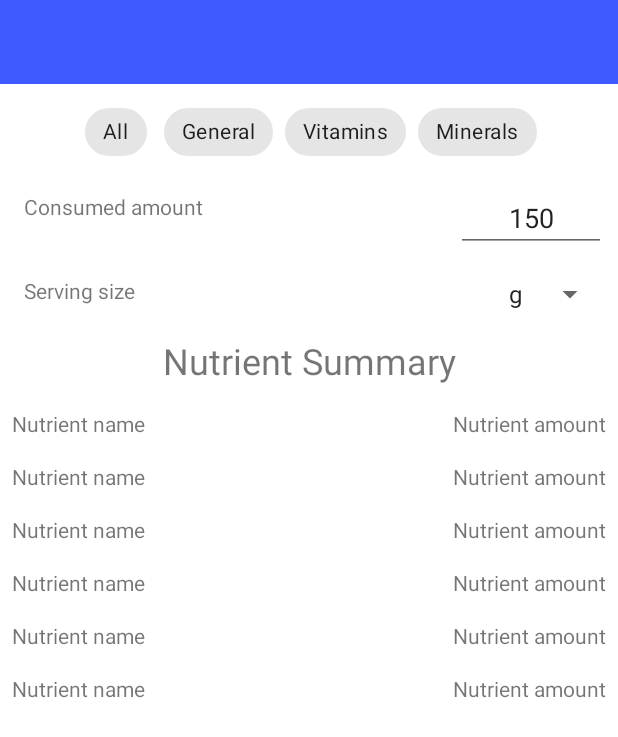
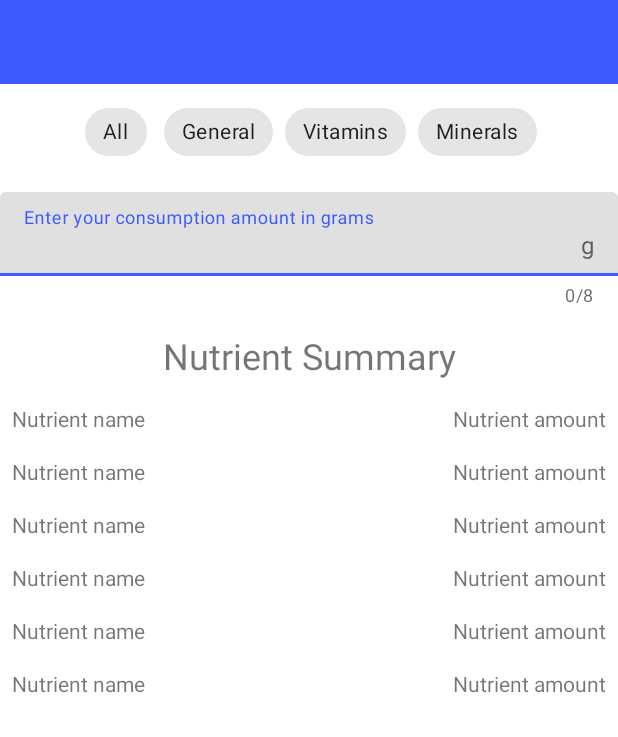
Before and after one commit to prekogdevs/lightweight, an Android app: the layout fragment_details.xml on its own in the app's theme, with its tools: preview values and no code run, on a phone screen of 412 x 824 dp. Shown: the top 737 px of the screen. Run offline under Robolectric (Android 15) with nearby library versions, the phone set to English and light mode, and no system bars.

Commit message:
Update Consumption amount layout in DetailsFragment

```diff
--- a/app/src/main/java/com/android/project/lightweight/ui/fragment/SearchFragment.kt
+++ b/app/src/main/java/com/android/project/lightweight/ui/fragment/SearchFragment.kt
@@ -45,7 +45,23 @@ class SearchFragment : Fragment() {
         // Allows Data Binding to Observe LiveData with the lifecycle of this Fragment
         binding.lifecycleOwner = this
         binding.searchViewModel = searchViewModel
+        setupRecyclerView()
+        setupSearchView()
+        setHasOptionsMenu(true)
+        return binding.root
+    }
 
+    override fun onViewCreated(view: View, savedInstanceState: Bundle?) {
+        super.onViewCreated(view, savedInstanceState)
+        searchViewModel.foodResponse.observe(viewLifecycleOwner, { event ->
+            val foodResponse = event.peekContent().data
+            foodResponse?.let {
+                foodAdapter.submitList(it.foods)
+            }
+        })
+    }
+
+    private fun setupRecyclerView() {
         binding.foodRecyclerView.apply {
             adapter = foodAdapter
             setHasFixedSize(true)
@@ -57,7 +73,9 @@ class SearchFragment : Fragment() {
                 }
             })
         }
+    }
 
+    private fun setupSearchView() {
         var searchJob: Job? = null
         binding.searchView.apply {
             onQueryTextChanged { query ->
@@ -68,13 +86,5 @@ class SearchFragment : Fragment() {
                 }
             }
         }
-        searchViewModel.foodResponse.observe(viewLifecycleOwner, { event ->
-            val foodResponse = event.peekContent().data
-            foodResponse?.let {
-                foodAdapter.submitList(it.foods)
-            }
-        })
-        setHasOptionsMenu(true)
-        return binding.root
     }
 }
--- a/app/src/main/res/layout/fragment_details.xml
+++ b/app/src/main/res/layout/fragment_details.xml
@@ -87,49 +87,22 @@
                 app:layout_constraintStart_toStartOf="parent"
                 app:layout_constraintTop_toBottomOf="@+id/chip_layout">
 
-                <TextView
-                    android:id="@+id/txtAmount"
-                    android:layout_width="wrap_content"
-                    android:layout_height="40dp"
-                    android:layout_alignParentStart="true"
-                    android:layout_marginStart="16dp"
-                    android:layout_toStartOf="@id/edtConsumedAmount"
-                    android:text="@string/consumed_amount_text" />
+                <com.google.android.material.textfield.TextInputLayout
+                    android:layout_width="match_parent"
+                    android:layout_height="wrap_content"
+                    app:counterEnabled="true"
+                    app:suffixText="g"
+                    app:counterMaxLength="8">
 
-                <EditText
-                    android:id="@+id/edtConsumedAmount"
-                    android:layout_width="100dp"
-                    android:layout_height="wrap_content"
-                    android:layout_alignTop="@id/txtAmount"
-                    android:layout_alignBottom="@id/txtAmount"
-                    android:layout_alignParentEnd="true"
-                    android:layout_marginEnd="8dp"
-                    android:autofillHints="amount"
-                    android:hint="@string/consumed_amount_hint"
-                    android:imeOptions="actionDone"
-                    android:inputType="number"
-                    android:textAlignment="center"
-                    tools:text="150" />
-
-                <TextView
-                    android:id="@+id/txtServingSize"
-                    android:layout_width="wrap_content"
-                    android:layout_height="wrap_content"
-                    android:layout_below="@id/edtConsumedAmount"
-                    android:layout_alignParentStart="true"
-                    android:layout_marginStart="16dp"
-                    android:layout_marginTop="16dp"
-                    android:text="@string/serving_size_text" />
-
-                <Spinner
-                    android:id="@+id/consumedAmountUnit"
-                    android:layout_width="wrap_content"
-                    android:layout_height="wrap_content"
-                    android:layout_below="@id/edtConsumedAmount"
-                    android:layout_alignParentEnd="true"
-                    android:layout_marginTop="16dp"
-                    android:layout_marginEnd="8dp"
-                    android:entries="@array/serving_sizes" />
+                    <com.google.android.material.textfield.TextInputEditText
+                        android:id="@+id/edtConsumedAmount"
+                        android:layout_width="match_parent"
+                        android:maxLength="8"
+                        android:layout_height="wrap_content"
+                        android:imeOptions="actionDone|flagNoExtractUi"
+                        android:hint="@string/consumed_amount_hint"
+                        android:inputType="number" />
+                </com.google.android.material.textfield.TextInputLayout>
 
             </RelativeLayout>
 
--- a/app/src/main/res/values/strings.xml
+++ b/app/src/main/res/values/strings.xml
@@ -10,14 +10,12 @@
     <string name="diary">Diary</string>
     <string name="search_in_api">Search Food</string>
     <string name="search_for_food">Search for food</string>
-    <string name="consumed_amount_text">Consumed amount</string>
     <string name="diary_entry_iamge">diary_entry_iamge</string>
-    <string name="consumed_amount_hint">Amount</string>
+    <string name="consumed_amount_hint">Enter your consumption amount in grams</string>
     <string name="empty_diary_text">Ouhh… Your diary is empty!</string>
     <string name="food_results_text">Search results will be listed here</string>
     <string name="nutrient_summary_text">Nutrient Summary</string>
     <string name="consumed_foods_header">Consumed Foods</string>
-    <string name="serving_size_text">Serving size</string>
     <string name="empty_diary_image">Empty diary image</string>
     <string name="empty_result_image">Empty result image</string>
     <string name="energy_text_view_header">Energy</string>
@@ -28,7 +26,4 @@
     <string name="diaryentry_removed_snackbar_text">Diary entry has been removed</string>
     <string name="diaryentry_added_snackbar_text">Diary entry has been saved</string>
     <string name="amount_missing_snackbar_text">Please add consumption amount</string>
-    <string-array name="serving_sizes">
-        <item>g</item>
-    </string-array>
 </resources>
```
